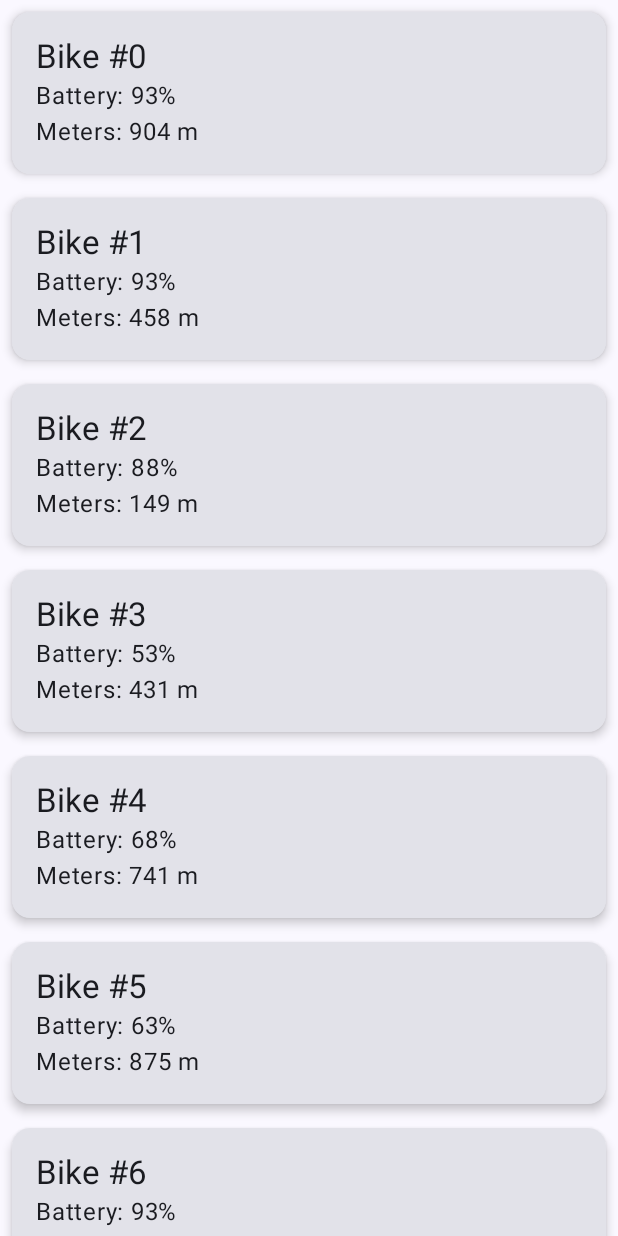
After one commit to AleixCSola/Patinfly-25, an Android app built with Jetpack Compose: the composable BikeListScreen shown on its own in the app's theme, on a phone screen of 412 x 824 dp. The commit adds this screen. Run offline under Robolectric (Android 15) with nearby library versions, the phone set to English and light mode, and no system bars.

Commit message:
Una mica d'User + BikeListScreen

```diff
--- /dev/null
+++ b/app/src/main/java/cat/deim/asm_32/patinfly/presentation/bikes/BikeListScreen.kt
@@ -0,0 +1,62 @@
+package cat.deim.asm_32.patinfly.presentation.bikes
+
+import androidx.compose.foundation.layout.*
+import androidx.compose.foundation.lazy.LazyColumn
+import androidx.compose.foundation.lazy.items
+import androidx.compose.material3.*
+import androidx.compose.runtime.*
+import androidx.compose.ui.Modifier
+import androidx.compose.ui.tooling.preview.Preview
+import androidx.compose.ui.unit.dp
+import cat.deim.asm_32.patinfly.domain.models.Bike
+import cat.deim.asm_32.patinfly.domain.models.BikeType
+import java.util.*
+
+@Composable
+fun BikeListScreen(viewModel: BikeViewModel = BikeViewModel()) {
+    val bikes by viewModel.bikes.collectAsState()
+
+    LazyColumn(modifier = Modifier.fillMaxSize()) {
+        items(bikes) { bike ->
+            BikeRow(bike = bike)
+        }
+    }
+}
+
+@Composable
+fun BikeRow(bike: Bike) {
+    Card(
+        modifier = Modifier
+            .fillMaxWidth()
+            .padding(8.dp),
+        elevation = CardDefaults.cardElevation(4.dp)
+    ) {
+        Column(modifier = Modifier.padding(16.dp)) {
+            Text(text = bike.name, style = MaterialTheme.typography.titleLarge)
+            Text(text = "Battery: ${bike.batteryLvl.toInt()}%")
+            Text(text = "Meters: ${bike.meters} m")
+        }
+    }
+}
+
+@Preview(showBackground = true)
+@Composable
+fun PreviewBikeListScreen() {
+    val fakeBikes = List(3) {
+        Bike(
+            uuid = "bike_$it",
+            name = "Bike #$it",
+            type = BikeType("1", "Urban", "Regular"),
+            creationDate = Date(),
+            lastMaintenanceDate = Date(),
+            isActive = true,
+            batteryLvl = 85.0,
+            meters = 500
+        )
+    }
+    LazyColumn {
+        items(fakeBikes) {
+            BikeRow(it)
+        }
+    }
+}
--- /dev/null
+++ b/app/src/main/java/cat/deim/asm_32/patinfly/presentation/bikes/BikeViewModel.kt
@@ -0,0 +1,33 @@
+package cat.deim.asm_32.patinfly.presentation.bikes
+
+import androidx.lifecycle.ViewModel
+import kotlinx.coroutines.flow.MutableStateFlow
+import kotlinx.coroutines.flow.StateFlow
+import cat.deim.asm_32.patinfly.domain.models.Bike
+import cat.deim.asm_32.patinfly.domain.models.BikeType
+import java.time.LocalDateTime
+import java.util.*
+
+class BikeViewModel : ViewModel() {
+    private val _bikes = MutableStateFlow<List<Bike>>(emptyList())
+    val bikes: StateFlow<List<Bike>> = _bikes
+
+    init {
+        loadBikes()
+    }
+
+    private fun loadBikes() {
+        _bikes.value = List(20) { index ->
+            Bike(
+                uuid = "bike_$index",
+                name = "Bike #$index",
+                type = BikeType(uuid = "type1", name = "Urban", type = "Regular"),
+                creationDate = Date(),
+                lastMaintenanceDate = Date(),
+                isActive = true,
+                batteryLvl = (50..100).random().toDouble(),
+                meters = (100..1000).random()
+            )
+        }
+    }
+}
```
Also changed, not shown: app/src/main/java/cat/deim/asm_32/patinfly/presentation/bikes/BikeListActivity.kt (+19 -1 lines), app/src/main/java/cat/deim/asm_32/patinfly/presentation/profile/ProfileActivity.kt (+19 -1 lines), app/src/main/java/cat/deim/asm_32/patinfly/presentation/profile/ProfileScreen.kt (added, +30 -0 lines).
